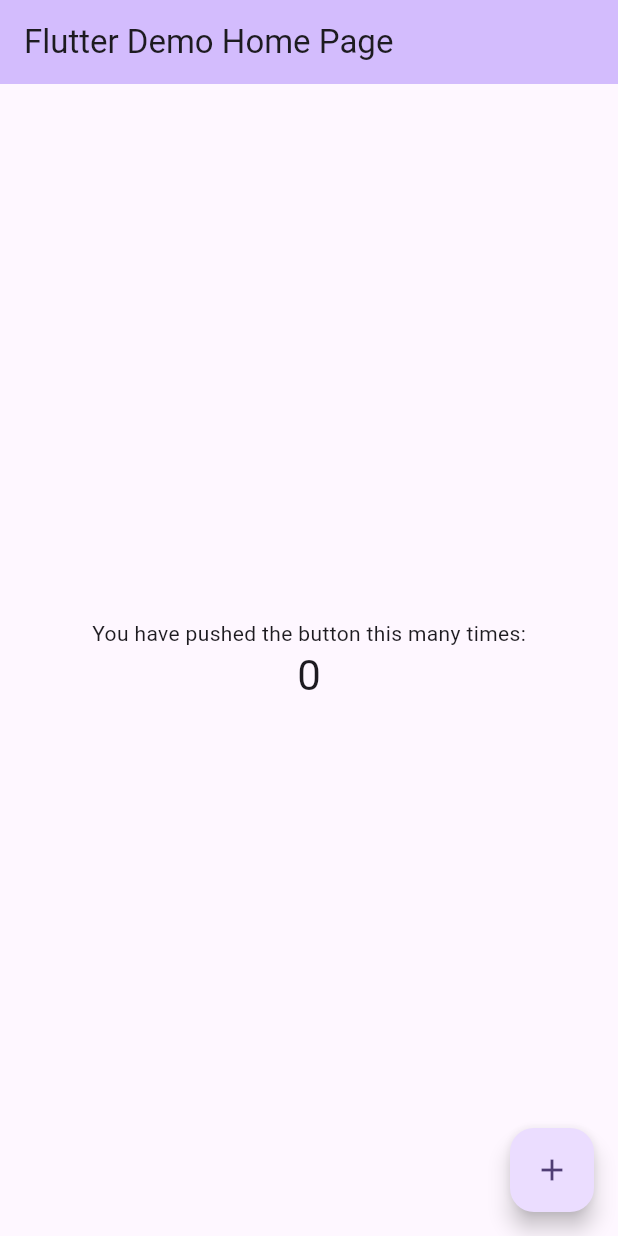
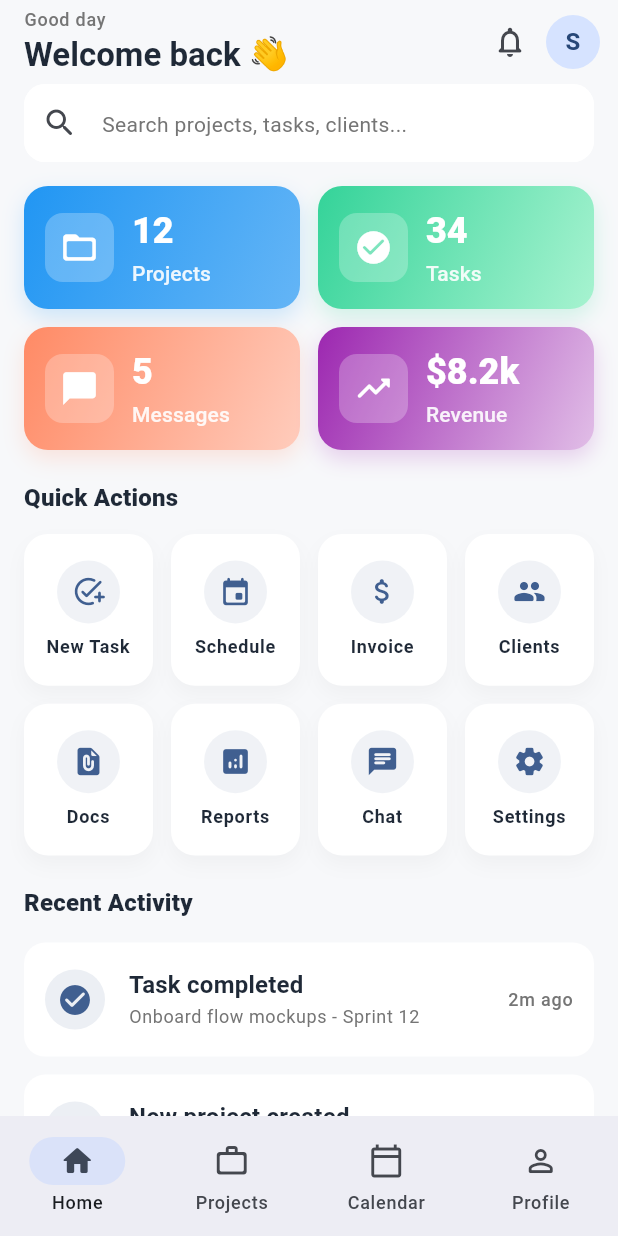
Before and after one commit to SasmithaHiram/flutter-journey, a Flutter app: the screen it shows after launch, on a phone screen of 412 x 824 dp. Run offline on Flutter 3.47's test engine with Material 3 defaults, Android fonts, the phone set to English and light mode, and no system bars.

Commit message:
first static ui

```diff
--- a/lib/main.dart
+++ b/lib/main.dart
@@ -1,4 +1,5 @@
 import 'package:flutter/material.dart';
+import 'screens/home_screen.dart';
 
 void main() {
   runApp(const MyApp());
@@ -7,116 +8,21 @@ void main() {
 class MyApp extends StatelessWidget {
   const MyApp({super.key});
 
-  // This widget is the root of your application.
   @override
   Widget build(BuildContext context) {
     return MaterialApp(
-      title: 'Flutter Demo',
+      debugShowCheckedModeBanner: false,
+      title: 'Professional Home',
       theme: ThemeData(
-        // This is the theme of your application.
-        //
-        // TRY THIS: Try running your application with "flutter run". You'll see
-        // the application has a purple toolbar. Then, without quitting the app,
-        // try changing the seedColor in the colorScheme below to Colors.green
-        // and then invoke "hot reload" (save your changes or press the "hot
-        // reload" button in a Flutter-supported IDE, or press "r" if you used
-        // the command line to start the app).
-        //
-        // Notice that the counter didn't reset back to zero; the application
-        // state is not lost during the reload. To reset the state, use hot
-        // restart instead.
-        //
-        // This works for code too, not just values: Most code changes can be
-        // tested with just a hot reload.
-        colorScheme: .fromSeed(seedColor: Colors.deepPurple),
+        colorScheme: ColorScheme.fromSeed(seedColor: const Color(0xFF1565C0)),
+        useMaterial3: true,
+        scaffoldBackgroundColor: const Color(0xFFF7F8FA),
+        textTheme: Theme.of(context).textTheme.apply(
+          bodyColor: const Color(0xFF1F2937),
+          displayColor: const Color(0xFF111827),
+        ),
       ),
-      home: const MyHomePage(title: 'Flutter Demo Home Page'),
+      home: const HomeScreen(),
     );
   }
 }
-
-class MyHomePage extends StatefulWidget {
-  const MyHomePage({super.key, required this.title});
-
-  // This widget is the home page of your application. It is stateful, meaning
-  // that it has a State object (defined below) that contains fields that affect
-  // how it looks.
-
-  // This class is the configuration for the state. It holds the values (in this
-  // case the title) provided by the parent (in this case the App widget) and
-  // used by the build method of the State. Fields in a Widget subclass are
-  // always marked "final".
-
-  final String title;
-
-  @override
-  State<MyHomePage> createState() => _MyHomePageState();
-}
-
-class _MyHomePageState extends State<MyHomePage> {
-  int _counter = 0;
-
-  void _incrementCounter() {
-    setState(() {
-      // This call to setState tells the Flutter framework that something has
-      // changed in this State, which causes it to rerun the build method below
-      // so that the display can reflect the updated values. If we changed
-      // _counter without calling setState(), then the build method would not be
-      // called again, and so nothing would appear to happen.
-      _counter++;
-    });
-  }
-
-  @override
-  Widget build(BuildContext context) {
-    // This method is rerun every time setState is called, for instance as done
-    // by the _incrementCounter method above.
-    //
-    // The Flutter framework has been optimized to make rerunning build methods
-    // fast, so that you can just rebuild anything that needs updating rather
-    // than having to individually change instances of widgets.
-    return Scaffold(
-      appBar: AppBar(
-        // TRY THIS: Try changing the color here to a specific color (to
-        // Colors.amber, perhaps?) and trigger a hot reload to see the AppBar
-        // change color while the other colors stay the same.
-        backgroundColor: Theme.of(context).colorScheme.inversePrimary,
-        // Here we take the value from the MyHomePage object that was created by
-        // the App.build method, and use it to set our appbar title.
-        title: Text(widget.title),
-      ),
-      body: Center(
-        // Center is a layout widget. It takes a single child and positions it
-        // in the middle of the parent.
-        child: Column(
-          // Column is also a layout widget. It takes a list of children and
-          // arranges them vertically. By default, it sizes itself to fit its
-          // children horizontally, and tries to be as tall as its parent.
-          //
-          // Column has various properties to control how it sizes itself and
-          // how it positions its children. Here we use mainAxisAlignment to
-          // center the children vertically; the main axis here is the vertical
-          // axis because Columns are vertical (the cross axis would be
-          // horizontal).
-          //
-          // TRY THIS: Invoke "debug painting" (choose the "Toggle Debug Paint"
-          // action in the IDE, or press "p" in the console), to see the
-          // wireframe for each widget.
-          mainAxisAlignment: .center,
-          children: [
-            const Text('You have pushed the button this many times:'),
-            Text(
-              '$_counter',
-              style: Theme.of(context).textTheme.headlineMedium,
-            ),
-          ],
-        ),
-      ),
-      floatingActionButton: FloatingActionButton(
-        onPressed: _incrementCounter,
-        tooltip: 'Increment',
-        child: const Icon(Icons.add),
-      ),
-    );
-  }
-}
--- /dev/null
+++ b/lib/screens/home_screen.dart
@@ -0,0 +1,337 @@
+import 'package:flutter/material.dart';
+import '../widgets/stat_card.dart';
+import '../widgets/quick_action_button.dart';
+import '../widgets/section_header.dart';
+
+class HomeScreen extends StatefulWidget {
+  const HomeScreen({super.key});
+
+  @override
+  State<HomeScreen> createState() => _HomeScreenState();
+}
+
+class _HomeScreenState extends State<HomeScreen> {
+  int _currentIndex = 0;
+
+  @override
+  Widget build(BuildContext context) {
+    final theme = Theme.of(context);
+    final color = theme.colorScheme;
+
+    return Scaffold(
+      appBar: AppBar(
+        elevation: 0,
+        backgroundColor: theme.scaffoldBackgroundColor,
+        surfaceTintColor: Colors.transparent,
+        titleSpacing: 0,
+        title: Padding(
+          padding: const EdgeInsets.only(left: 16.0),
+          child: Column(
+            crossAxisAlignment: CrossAxisAlignment.start,
+            children: [
+              Text(
+                'Good day',
+                style: theme.textTheme.labelMedium?.copyWith(
+                  color: Colors.grey[600],
+                ),
+              ),
+              const SizedBox(height: 2),
+              Text(
+                'Welcome back 👋',
+                style: theme.textTheme.titleLarge?.copyWith(
+                  fontWeight: FontWeight.w700,
+                ),
+              ),
+            ],
+          ),
+        ),
+        actions: [
+          IconButton(
+            tooltip: 'Notifications',
+            onPressed: () {},
+            icon: const Icon(Icons.notifications_none_rounded),
+          ),
+          Padding(
+            padding: const EdgeInsets.only(right: 12.0),
+            child: CircleAvatar(
+              radius: 18,
+              backgroundColor: color.primaryContainer,
+              child: Text(
+                'S',
+                style: theme.textTheme.titleMedium?.copyWith(
+                  color: color.onPrimaryContainer,
+                  fontWeight: FontWeight.bold,
+                ),
+              ),
+            ),
+          ),
+        ],
+      ),
+      body: SafeArea(
+        child: CustomScrollView(
+          slivers: [
+            SliverToBoxAdapter(
+              child: Padding(
+                padding: const EdgeInsets.symmetric(horizontal: 16.0),
+                child: Column(
+                  crossAxisAlignment: CrossAxisAlignment.start,
+                  children: [
+                    _SearchBar(),
+                    const SizedBox(height: 16),
+                    Row(
+                      children: const [
+                        Expanded(
+                          child: StatCard(
+                            title: 'Projects',
+                            value: '12',
+                            icon: Icons.folder_open_rounded,
+                            gradient: [Color(0xFF2196F3), Color(0xFF64B5F6)],
+                          ),
+                        ),
+                        SizedBox(width: 12),
+                        Expanded(
+                          child: StatCard(
+                            title: 'Tasks',
+                            value: '34',
+                            icon: Icons.check_circle_rounded,
+                            gradient: [Color(0xFF34D399), Color(0xFFA7F3D0)],
+                          ),
+                        ),
+                      ],
+                    ),
+                    const SizedBox(height: 12),
+                    Row(
+                      children: const [
+                        Expanded(
+                          child: StatCard(
+                            title: 'Messages',
+                            value: '5',
+                            icon: Icons.chat_bubble_rounded,
+                            gradient: [Color(0xFFFF8A65), Color(0xFFFFCCBC)],
+                          ),
+                        ),
+                        SizedBox(width: 12),
+                        Expanded(
+                          child: StatCard(
+                            title: 'Revenue',
+                            value: '\$8.2k',
+                            icon: Icons.trending_up_rounded,
+                            gradient: [Color(0xFF9C27B0), Color(0xFFE1BEE7)],
+                          ),
+                        ),
+                      ],
+                    ),
+                    const SizedBox(height: 20),
+                    const SectionHeader(title: 'Quick Actions'),
+                    const SizedBox(height: 12),
+                    GridView(
+                      padding: EdgeInsets.zero,
+                      shrinkWrap: true,
+                      physics: const NeverScrollableScrollPhysics(),
+                      gridDelegate:
+                          const SliverGridDelegateWithFixedCrossAxisCount(
+                            crossAxisCount: 4,
+                            mainAxisSpacing: 12,
+                            crossAxisSpacing: 12,
+                            childAspectRatio: 0.85,
+                          ),
+                      children: const [
+                        QuickActionButton(
+                          icon: Icons.add_task_rounded,
+                          label: 'New Task',
+                        ),
+                        QuickActionButton(
+                          icon: Icons.event_rounded,
+                          label: 'Schedule',
+                        ),
+                        QuickActionButton(
+                          icon: Icons.attach_money_rounded,
+                          label: 'Invoice',
+                        ),
+                        QuickActionButton(
+                          icon: Icons.group_rounded,
+                          label: 'Clients',
+                        ),
+                        QuickActionButton(
+                          icon: Icons.file_present_rounded,
+                          label: 'Docs',
+                        ),
+                        QuickActionButton(
+                          icon: Icons.analytics_rounded,
+                          label: 'Reports',
+                        ),
+                        QuickActionButton(
+                          icon: Icons.chat_rounded,
+                          label: 'Chat',
+                        ),
+                        QuickActionButton(
+                          icon: Icons.settings_rounded,
+                          label: 'Settings',
+                        ),
+                      ],
+                    ),
+                    const SizedBox(height: 20),
+                    const SectionHeader(title: 'Recent Activity'),
+                    const SizedBox(height: 8),
+                  ],
+                ),
+              ),
+            ),
+            SliverList.builder(
+              itemBuilder: (context, index) {
+                final items = _mockActivities;
+                if (index >= items.length) return null;
+                final item = items[index];
+                return Padding(
+                  padding: const EdgeInsets.symmetric(
+                    horizontal: 16.0,
+                    vertical: 6,
+                  ),
+                  child: Material(
+                    color: Colors.white,
+                    borderRadius: BorderRadius.circular(14),
+                    child: ListTile(
+                      contentPadding: const EdgeInsets.symmetric(
+                        horizontal: 14,
+                        vertical: 2,
+                      ),
+                      leading: CircleAvatar(
+                        backgroundColor: theme.colorScheme.primary.withOpacity(
+                          0.1,
+                        ),
+                        child: Icon(
+                          item.icon,
+                          color: theme.colorScheme.primary,
+                        ),
+                      ),
+                      title: Text(
+                        item.title,
+                        style: theme.textTheme.titleMedium?.copyWith(
+                          fontWeight: FontWeight.w600,
+                        ),
+                      ),
+                      subtitle: Text(
+                        item.subtitle,
+                        style: theme.textTheme.bodySmall?.copyWith(
+                          color: Colors.grey[600],
+                        ),
+                      ),
+                      trailing: Text(
+                        item.time,
+                        style: theme.textTheme.labelMedium?.copyWith(
+                          color: Colors.grey[600],
+                        ),
+                      ),
+                      onTap: () {},
+                    ),
+                  ),
+                );
+              },
+            ),
+            const SliverToBoxAdapter(child: SizedBox(height: 24)),
+          ],
+        ),
+      ),
+      bottomNavigationBar: NavigationBar(
+        selectedIndex: _currentIndex,
+        onDestinationSelected: (i) => setState(() => _currentIndex = i),
+        destinations: const [
+          NavigationDestination(
+            icon: Icon(Icons.home_outlined),
+            selectedIcon: Icon(Icons.home_rounded),
+            label: 'Home',
+          ),
+          NavigationDestination(
+            icon: Icon(Icons.work_outline_rounded),
+            selectedIcon: Icon(Icons.work_rounded),
+            label: 'Projects',
+          ),
+          NavigationDestination(
+            icon: Icon(Icons.calendar_today_outlined),
+            selectedIcon: Icon(Icons.calendar_month_rounded),
+            label: 'Calendar',
+          ),
+          NavigationDestination(
+            icon: Icon(Icons.person_outline_rounded),
+            selectedIcon: Icon(Icons.person_rounded),
+            label: 'Profile',
+          ),
+        ],
+      ),
+    );
+  }
+}
+
+class _SearchBar extends StatelessWidget {
+  @override
+  Widget build(BuildContext context) {
+    final theme = Theme.of(context);
+    return Material(
+      color: Colors.white,
+      elevation: 0,
+      borderRadius: BorderRadius.circular(14),
+      child: TextField(
+        decoration: InputDecoration(
+          hintText: 'Search projects, tasks, clients...',
+          hintStyle: theme.textTheme.bodyMedium?.copyWith(
+            color: Colors.grey[600],
+          ),
+          prefixIcon: const Icon(Icons.search_rounded),
+          border: OutlineInputBorder(
+            borderSide: BorderSide.none,
+            borderRadius: BorderRadius.circular(14),
+          ),
+          filled: true,
+          fillColor: Colors.white,
+          contentPadding: const EdgeInsets.symmetric(vertical: 14),
+        ),
+      ),
+    );
+  }
+}
+
+class _ActivityItem {
+  final IconData icon;
+  final String title;
+  final String subtitle;
+  final String time;
+  const _ActivityItem({
+    required this.icon,
+    required this.title,
+    required this.subtitle,
+    required this.time,
+  });
+}
+
+const _mockActivities = <_ActivityItem>[
+  _ActivityItem(
+    icon: Icons.check_circle_rounded,
+    title: 'Task completed',
+    subtitle: 'Onboard flow mockups - Sprint 12',
+    time: '2m ago',
+  ),
+  _ActivityItem(
+    icon: Icons.folder_open_rounded,
+    title: 'New project created',
+    subtitle: 'Marketing Website Revamp',
+    time: '25m ago',
+  ),
+  _ActivityItem(
+    icon: Icons.mail_rounded,
+    title: 'Message from Alex',
+    subtitle: 'Reviewed your proposal, looks great!',
+    time: '1h ago',
+  ),
+  _ActivityItem(
+    icon: Icons.event_rounded,
+    title: 'Meeting scheduled',
+    subtitle: 'Client sync - Thu 10:00 AM',
+    time: '3h ago',
+  ),
+  _ActivityItem(
+    icon: Icons.attach_money_rounded,
+    title: 'Invoice paid',
+    subtitle: 'INV-2051 - 1,250.00',
+    time: 'Yesterday',
+  ),
+];
--- /dev/null
+++ b/lib/widgets/quick_action_button.dart
@@ -0,0 +1,61 @@
+import 'package:flutter/material.dart';
+
+class QuickActionButton extends StatelessWidget {
+  final IconData icon;
+  final String label;
+  final VoidCallback? onPressed;
+
+  const QuickActionButton({
+    super.key,
+    required this.icon,
+    required this.label,
+    this.onPressed,
+  });
+
+  @override
+  Widget build(BuildContext context) {
+    final theme = Theme.of(context);
+    final color = theme.colorScheme;
+    return InkWell(
+      onTap: onPressed ?? () {},
+      borderRadius: BorderRadius.circular(16),
+      child: Container(
+        decoration: BoxDecoration(
+          borderRadius: BorderRadius.circular(16),
+          color: Colors.white,
+          boxShadow: [
+            BoxShadow(
+              color: Colors.black.withOpacity(0.03),
+              blurRadius: 10,
+              offset: const Offset(0, 6),
+            ),
+          ],
+        ),
+        padding: const EdgeInsets.symmetric(horizontal: 8, vertical: 12),
+        child: Column(
+          mainAxisAlignment: MainAxisAlignment.center,
+          children: [
+            Container(
+              decoration: BoxDecoration(
+                color: color.primary.withOpacity(0.08),
+                shape: BoxShape.circle,
+              ),
+              padding: const EdgeInsets.all(10),
+              child: Icon(icon, color: color.primary, size: 22),
+            ),
+            const SizedBox(height: 8),
+            Text(
+              label,
+              textAlign: TextAlign.center,
+              style: theme.textTheme.labelMedium?.copyWith(
+                fontWeight: FontWeight.w600,
+              ),
+              maxLines: 2,
+              overflow: TextOverflow.ellipsis,
+            ),
+          ],
+        ),
+      ),
+    );
+  }
+}
--- /dev/null
+++ b/lib/widgets/section_header.dart
@@ -0,0 +1,26 @@
+import 'package:flutter/material.dart';
+
+class SectionHeader extends StatelessWidget {
+  final String title;
+  final VoidCallback? onSeeAll;
+
+  const SectionHeader({super.key, required this.title, this.onSeeAll});
+
+  @override
+  Widget build(BuildContext context) {
+    final theme = Theme.of(context);
+    return Row(
+      mainAxisAlignment: MainAxisAlignment.spaceBetween,
+      children: [
+        Text(
+          title,
+          style: theme.textTheme.titleMedium?.copyWith(
+            fontWeight: FontWeight.w800,
+          ),
+        ),
+        if (onSeeAll != null)
+          TextButton(onPressed: onSeeAll, child: const Text('See all')),
+      ],
+    );
+  }
+}
--- /dev/null
+++ b/lib/widgets/stat_card.dart
@@ -0,0 +1,75 @@
+import 'package:flutter/material.dart';
+
+class StatCard extends StatelessWidget {
+  final String title;
+  final String value;
+  final IconData icon;
+  final List<Color> gradient;
+
+  const StatCard({
+    super.key,
+    required this.title,
+    required this.value,
+    required this.icon,
+    required this.gradient,
+  });
+
+  @override
+  Widget build(BuildContext context) {
+    final theme = Theme.of(context);
+    return Container(
+      decoration: BoxDecoration(
+        borderRadius: BorderRadius.circular(16),
+        gradient: LinearGradient(
+          colors: gradient,
+          begin: Alignment.topLeft,
+          end: Alignment.bottomRight,
+        ),
+        boxShadow: [
+          BoxShadow(
+            color: gradient.first.withOpacity(0.2),
+            blurRadius: 12,
+            offset: const Offset(0, 6),
+          ),
+        ],
+      ),
+      padding: const EdgeInsets.all(14),
+      child: Row(
+        crossAxisAlignment: CrossAxisAlignment.center,
+        children: [
+          Container(
+            decoration: BoxDecoration(
+              color: Colors.white.withOpacity(0.25),
+              borderRadius: BorderRadius.circular(12),
+            ),
+            padding: const EdgeInsets.all(10),
+            child: Icon(icon, color: Colors.white, size: 26),
+          ),
+          const SizedBox(width: 12),
+          Expanded(
+            child: Column(
+              crossAxisAlignment: CrossAxisAlignment.start,
+              mainAxisAlignment: MainAxisAlignment.center,
+              children: [
+                Text(
+                  value,
+                  style: theme.textTheme.headlineSmall?.copyWith(
+                    color: Colors.white,
+                    fontWeight: FontWeight.w800,
+                  ),
+                ),
+                const SizedBox(height: 2),
+                Text(
+                  title,
+                  style: theme.textTheme.labelLarge?.copyWith(
+                    color: Colors.white.withOpacity(0.9),
+                  ),
+                ),
+              ],
+            ),
+          ),
+        ],
+      ),
+    );
+  }
+}
```
Also changed, not shown: 1 other file.
